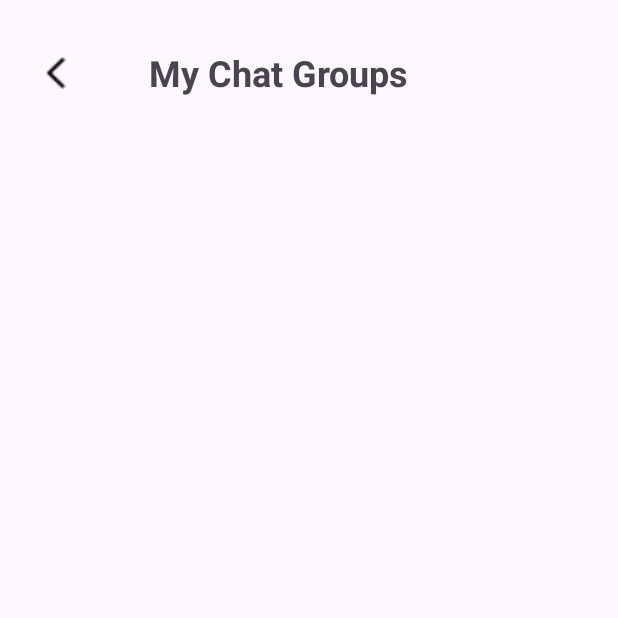
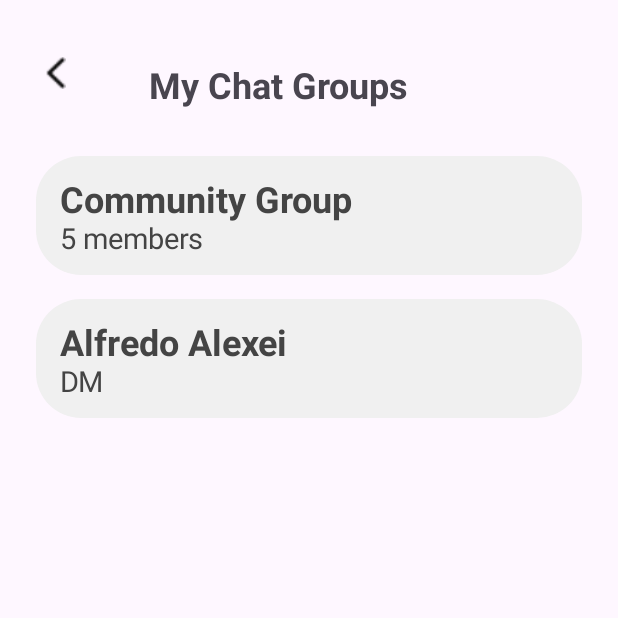
Before and after one commit to TrailBlazersInc/TrailBlazers, an Android app built with Jetpack Compose: the ManageChats screen opened directly, with no data from a screen before it, on a phone screen of 412 x 824 dp, the top half of it. Run offline under Robolectric (Android 15) with nearby library versions, the phone set to English and light mode, and no system bars; 1 statement that could not run was skipped.

Commit message:
My Chat Groups Intgetated

```diff
--- a/android_app/app/src/main/java/com/example/cpen321project/APIService.kt
+++ b/android_app/app/src/main/java/com/example/cpen321project/APIService.kt
@@ -31,4 +31,10 @@ interface ApiService {
         @Path("email") email: String,
         @Body request: RequestBody
     ): Call<ResponseBody>
+
+    @GET("/chat/{email}")
+    fun getChats(
+        @Header("Authorization") token : String,
+        @Path("email") email: String
+    ): Call<ResponseBody>
 }
--- /dev/null
+++ b/android_app/app/src/main/java/com/example/cpen321project/ChatOverview.kt
@@ -0,0 +1,3 @@
+package com.example.cpen321project
+
+data class ChatOverview (val id: String, val title: String, val members: Int)
--- /dev/null
+++ b/android_app/app/src/main/java/com/example/cpen321project/ChatOverviewAdapter.kt
@@ -0,0 +1,74 @@
+package com.example.cpen321project
+
+import android.annotation.SuppressLint
+import android.content.Context
+import android.content.Intent
+import android.graphics.Color
+import android.graphics.Typeface
+import android.text.SpannableString
+import android.text.SpannableStringBuilder
+import android.text.Spanned
+import android.text.style.ForegroundColorSpan
+import android.text.style.RelativeSizeSpan
+import android.text.style.StyleSpan
+import android.view.LayoutInflater
+import android.view.View
+import android.view.ViewGroup
+import android.widget.LinearLayout
+import android.widget.TextView
+import androidx.core.content.ContextCompat.startActivity
+import androidx.recyclerview.widget.RecyclerView
+import com.example.cpen321project.ChatAdapter.ViewHolder
+
+class ChatOverviewAdapter (private val groups: List<ChatOverview>, private val context: Context) :
+    RecyclerView.Adapter<ChatOverviewAdapter.ViewHolder>() {
+
+    class ViewHolder(view: View) : RecyclerView.ViewHolder(view) {
+        val groupName: TextView
+        val box: LinearLayout
+
+        init {
+            groupName = view.findViewById(R.id.groupName)
+            box = view.findViewById(R.id.box)
+        }
+    }
+
+    override fun onCreateViewHolder(viewGroup: ViewGroup, viewType: Int): ViewHolder {
+        val view = LayoutInflater.from(viewGroup.context)
+            .inflate(R.layout.chat_group_item, viewGroup, false)
+        return ViewHolder(view)
+    }
+
+    override fun onBindViewHolder(holder: ViewHolder, position: Int) {
+        val members: Int = groups[position].members
+        if (members > 2) {
+            holder.groupName.text = formatMessage(groups[position].title + "\n", "$members members")
+        } else {
+            holder.groupName.text = formatMessage(groups[position].title + "\n", "DM")
+        }
+        holder.box.setOnClickListener{
+            val intent = Intent(context, ChatActivity::class.java)
+            context.startActivity(intent)
+        }
+    }
+
+    override fun getItemCount() = groups.size
+
+    private fun formatMessage(groupName: String, members: String) : SpannableStringBuilder {
+        val spannable = SpannableStringBuilder()
+
+        // Group Name (bold and bigger)
+        val groupNameSpan = SpannableString(groupName)
+        groupNameSpan.setSpan(StyleSpan(Typeface.BOLD), 0, groupName.length, Spanned.SPAN_EXCLUSIVE_EXCLUSIVE)
+        groupNameSpan.setSpan(ForegroundColorSpan(Color.DKGRAY), 0, groupName.length, Spanned.SPAN_EXCLUSIVE_EXCLUSIVE)
+        groupNameSpan.setSpan(RelativeSizeSpan(1.5f), 0, groupName.length, Spanned.SPAN_EXCLUSIVE_EXCLUSIVE)
+        spannable.append(groupNameSpan)
+
+        val membersSpan = SpannableString(members)
+        membersSpan.setSpan(ForegroundColorSpan(Color.DKGRAY), 0, members.length, Spanned.SPAN_EXCLUSIVE_EXCLUSIVE)
+        membersSpan.setSpan(RelativeSizeSpan(1.2f), 0, members.length, Spanned.SPAN_EXCLUSIVE_EXCLUSIVE)
+        spannable.append(membersSpan)
+
+        return spannable
+    }
+}
--- a/android_app/app/src/main/java/com/example/cpen321project/MainActivity.kt
+++ b/android_app/app/src/main/java/com/example/cpen321project/MainActivity.kt
@@ -57,6 +57,7 @@ class MainActivity : AppCompatActivity() {
             startActivity(intent)
 
         }
+
 
         findViewById<Button>(R.id.Sign_In_Button).setOnClickListener() {
             Log.d(TAG, "Sign In Button Clicked")
--- a/android_app/app/src/main/java/com/example/cpen321project/ManageChats.kt
+++ b/android_app/app/src/main/java/com/example/cpen321project/ManageChats.kt
@@ -1,12 +1,40 @@
 package com.example.cpen321project
 
 import android.os.Bundle
+import android.util.Log
+import android.widget.Toast
 import androidx.activity.enableEdgeToEdge
 import androidx.appcompat.app.AppCompatActivity
 import androidx.core.view.ViewCompat
 import androidx.core.view.WindowInsetsCompat
+import androidx.recyclerview.widget.LinearLayoutManager
+import androidx.recyclerview.widget.RecyclerView
+import com.example.cpen321andriodapp.ApiService
+import com.example.cpen321project.ManageProfile.Companion
+import com.google.gson.Gson
+import com.google.gson.reflect.TypeToken
+import okhttp3.RequestBody
+import okhttp3.ResponseBody
+import org.json.JSONObject
+import retrofit2.Call
+import retrofit2.Callback
+import retrofit2.Response
+import retrofit2.Retrofit
+import retrofit2.converter.gson.GsonConverterFactory
+
+data class Chat(
+    val id: String,
+    val title: String,
+    val members: Int
+)
 
 class ManageChats : AppCompatActivity() {
+    companion object{
+         private const val TAG = "ManageChats"
+    }
+    private lateinit var recyclerView: RecyclerView
+    private var groups =mutableListOf<ChatOverview>()
+    private lateinit var adapter: ChatOverviewAdapter
     override fun onCreate(savedInstanceState: Bundle?) {
         super.onCreate(savedInstanceState)
         enableEdgeToEdge()
@@ -16,5 +44,49 @@ class ManageChats : AppCompatActivity() {
             v.setPadding(systemBars.left, systemBars.top, systemBars.right, systemBars.bottom)
             insets
         }
+        val userToken = intent.extras?.getString("tkn") ?: ""
+        val userEmail = intent.extras?.getString("email") ?: ""
+        recyclerView = findViewById(R.id.recyclerView)
+        groups.add(ChatOverview("","Community Group", 5))
+        groups.add(ChatOverview("","Alfredo Alexei", 2))
+        recyclerView.layoutManager = LinearLayoutManager(this)
+        adapter = ChatOverviewAdapter(groups, this)
+        recyclerView.adapter = adapter
+        getChats(userToken, userEmail)
+
+
+    }
+
+    private fun getChats(token: String, email: String){
+        val retrofit = Retrofit.Builder()
+            .baseUrl("http://10.0.2.2:3000/")
+            .addConverterFactory(GsonConverterFactory.create())
+            .build()
+
+        val apiService = retrofit.create(ApiService::class.java)
+
+        apiService.getChats("Bearer $token", email).enqueue(object :
+            Callback<ResponseBody> {
+            override fun onResponse(call: Call<ResponseBody>, response: Response<ResponseBody>) {
+                if (response.isSuccessful) {
+                    val gson = Gson()
+                    val chatListType = object : TypeToken<List<Chat>>() {}.type
+                    val responseString = response.body()?.string() ?: return
+                    val chatList: List<Chat> = gson.fromJson(responseString, chatListType)
+                    for (chat in chatList){
+                        groups.add(ChatOverview(chat.id, chat.title, chat.members))
+                        adapter.notifyItemInserted(groups.size - 1)
+                    }
+
+                } else {
+                    Toast.makeText(this@ManageChats, "Unable to Get Chats", Toast.LENGTH_SHORT).show()
+                }
+            }
+
+            override fun onFailure(call: Call<ResponseBody>, t: Throwable) {
+                Toast.makeText(this@ManageChats, "Unable to Update Profile", Toast.LENGTH_SHORT).show()
+                Log.d(ManageChats.TAG,"Request failed: ${t.message}")
+            }
+        })
     }
 }
--- /dev/null
+++ b/android_app/app/src/main/res/drawable/group_overview_bg.xml
@@ -0,0 +1,6 @@
+<shape xmlns:android="http://schemas.android.com/apk/res/android"
+    android:shape="rectangle">
+    <solid android:color="#F0F0F0"/> <!-- Light purple background -->
+    <corners android:radius="30dp"/> <!-- Rounded corners -->
+    <padding android:left="8dp" android:right="8dp" android:top="4dp" android:bottom="4dp"/>
+</shape>
--- a/android_app/app/src/main/res/layout/activity_manage_chats.xml
+++ b/android_app/app/src/main/res/layout/activity_manage_chats.xml
@@ -11,6 +11,8 @@
         android:id="@+id/recyclerView"
         android:layout_width="match_parent"
         android:layout_height="0dp"
+        android:paddingStart="16dp"
+        android:paddingEnd="16dp"
         app:layout_constraintBottom_toBottomOf="parent"
         app:layout_constraintEnd_toEndOf="parent"
         app:layout_constraintHorizontal_bias="0.0"
@@ -32,7 +34,7 @@
             android:layout_width="247dp"
             android:layout_height="33dp"
             android:layout_marginStart="100dp"
-            android:layout_marginTop="32dp"
+            android:layout_marginTop="40dp"
             android:layout_toEndOf="@+id/chevron_left"
             android:text="My Chat Groups"
             android:textSize="24sp"
--- /dev/null
+++ b/android_app/app/src/main/res/layout/chat_group_item.xml
@@ -0,0 +1,16 @@
+<LinearLayout xmlns:android="http://schemas.android.com/apk/res/android"
+    xmlns:app="http://schemas.android.com/apk/res-auto"
+    android:id="@+id/box"
+    android:layout_width="match_parent"
+    android:layout_height="wrap_content"
+    android:background="@drawable/group_overview_bg"
+    android:layout_margin="8dp">
+
+    <TextView
+        android:id="@+id/groupName"
+        android:layout_width="wrap_content"
+        android:layout_height="wrap_content"
+        android:padding="8dp"
+        android:textSize="16sp"
+        />
+</LinearLayout>
```
Also changed, not shown: android_app/app/src/main/java/com/example/cpen321project/HomeActivity.kt (+8 -0 lines), 4 other files.
